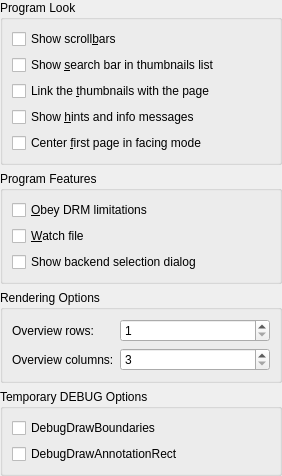
This is conf/dlggeneralbase.ui in KDE/okular as Qt 5 draws it before an edit. The edited form follows.
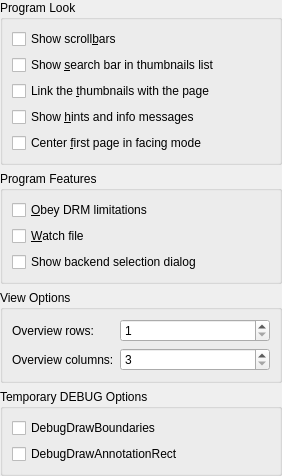
This is the edited form. Icons and pictures are not drawn.

Commit message:
two small changes, passed by pintoree on irc:
- render the viewed rect area in the thumbnail a bit more elegantly
- Render Mode -> View Mode ... "render" is geekanese, "view" is proper luserian

```diff
--- a/conf/dlggeneralbase.ui
+++ b/conf/dlggeneralbase.ui
@@ -231,7 +231,7 @@
    <item>
     <widget class="QGroupBox" name="groupBox_3" >
      <property name="title" >
-      <string>Rendering Options</string>
+      <string>View Options</string>
      </property>
      <layout class="QVBoxLayout" >
       <property name="margin" >
```
The commit also changes 2 other files.
